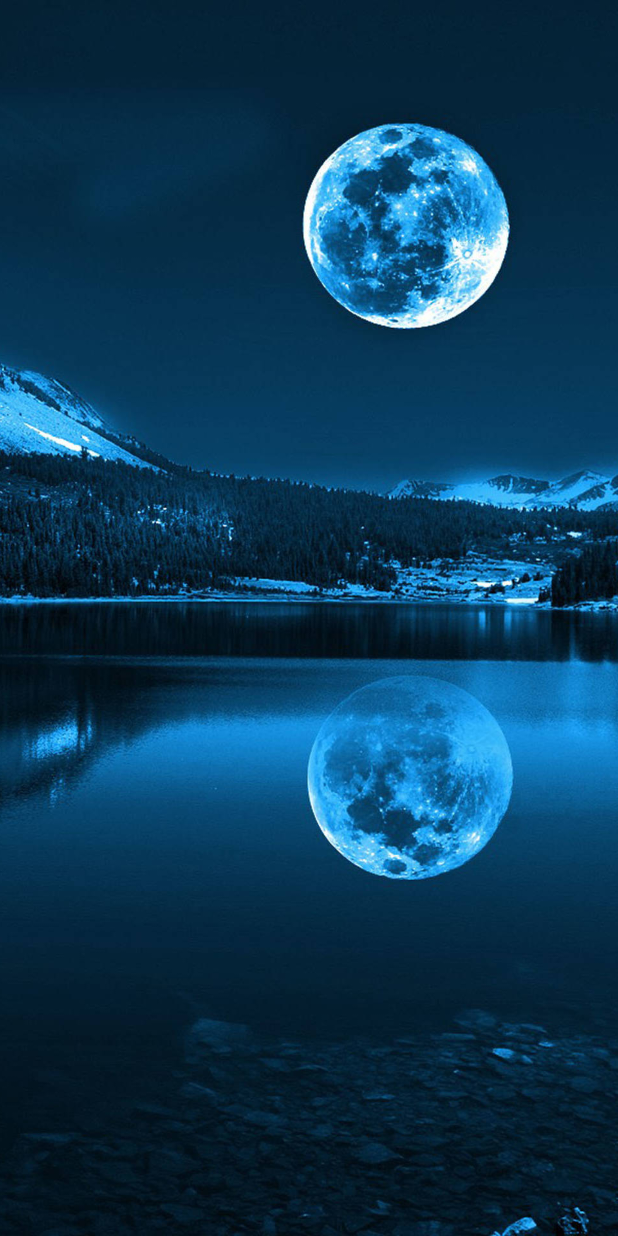
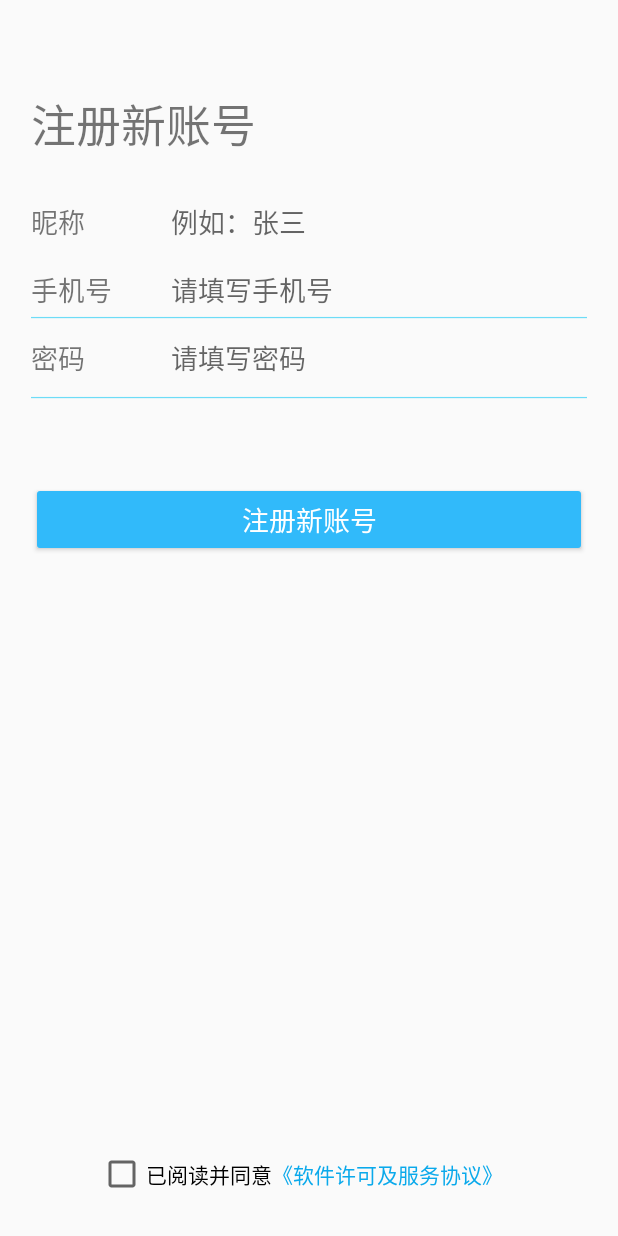
Before and after one commit to shunyuyu/shunyu, an Android app: the first screen one second after launch (LaunchPage before the commit, RegisterActivity after it), on a phone screen of 412 x 824 dp. Run offline under Robolectric (Android 15) with nearby library versions, the phone set to English and light mode, and no system bars.

Commit message:
注册页面Register的页面布局

```diff
--- a/app/src/main/AndroidManifest.xml
+++ b/app/src/main/AndroidManifest.xml
@@ -10,13 +10,16 @@
         android:supportsRtl="true"
         android:theme="@style/Theme.AppCompat.DayNight.NoActionBar">
         <activity android:name=".LaunchPage">
+
+        </activity>
+        <activity android:name=".LoginActivity"></activity>
+        <activity android:name=".RegisterActivity">
             <intent-filter>
                 <action android:name="android.intent.action.MAIN" />
 
                 <category android:name="android.intent.category.LAUNCHER" />
             </intent-filter>
         </activity>
-        <activity android:name=".LoginActivity"></activity>
     </application>
 
 </manifest>
--- a/app/src/main/res/layout/activity_register.xml
+++ b/app/src/main/res/layout/activity_register.xml
@@ -7,180 +7,188 @@
     tools:context=".RegisterActivity">
 
     <androidx.constraintlayout.widget.Guideline
-        android:id="@+id/guideline10"
+        android:id="@+id/guideline5"
         android:layout_width="wrap_content"
         android:layout_height="wrap_content"
         android:orientation="vertical"
-        app:layout_constraintGuide_percent="0.1" />
+        app:layout_constraintGuide_percent="0.05" />
 
     <androidx.constraintlayout.widget.Guideline
         android:id="@+id/guideline11"
         android:layout_width="wrap_content"
         android:layout_height="wrap_content"
         android:orientation="vertical"
-        app:layout_constraintGuide_percent="0.9" />
+        app:layout_constraintGuide_percent="0.95" />
 
     <androidx.constraintlayout.widget.Guideline
         android:id="@+id/guideline12"
         android:layout_width="wrap_content"
         android:layout_height="wrap_content"
         android:orientation="horizontal"
-        app:layout_constraintGuide_percent="0.05" />
+        app:layout_constraintGuide_percent="0.1" />
+
+    <TextView
+        android:id="@+id/textView2"
+        android:layout_width="wrap_content"
+        android:layout_height="wrap_content"
+        android:text="@string/registered"
+        android:textSize="30sp"
+        app:layout_constraintBottom_toTopOf="@+id/guideline12"
+        app:layout_constraintStart_toStartOf="@+id/guideline5"
+        app:layout_constraintTop_toTopOf="@+id/guideline12" />
+
+    <TextView
+        android:id="@+id/textView3"
+        android:layout_width="wrap_content"
+        android:layout_height="45dp"
+        android:gravity="center"
+        android:text="@string/NickName"
+        android:textSize="18sp"
+        app:layout_constraintBottom_toTopOf="@+id/guideline13"
+        app:layout_constraintStart_toStartOf="@+id/guideline5"
+        app:layout_constraintTop_toTopOf="@+id/guideline13" />
+
+    <TextView
+        android:id="@+id/textView4"
+        android:layout_width="wrap_content"
+        android:layout_height="45dp"
+        android:gravity="center"
+        android:text="@string/text_phone"
+        android:textSize="18sp"
+        app:layout_constraintStart_toStartOf="@+id/guideline5"
+        app:layout_constraintTop_toBottomOf="@+id/textView3" />
+
+    <EditText
+        android:id="@+id/editTextTextPassword"
+        android:layout_width="220dp"
+        android:layout_height="45dp"
+        android:autofillHints=""
+        android:background="@null"
+        android:ems="10"
+        android:hint="@string/fill_pwd"
+        android:inputType="textPassword"
+        app:layout_constraintEnd_toStartOf="@+id/guideline11"
+        app:layout_constraintStart_toEndOf="@+id/textView5"
+        app:layout_constraintTop_toBottomOf="@+id/editTextPhone" />
+
+    <TextView
+        android:id="@+id/textView5"
+        android:layout_width="wrap_content"
+        android:layout_height="45dp"
+        android:gravity="center"
+        android:text="@string/pwd"
+        android:textSize="18sp"
+        app:layout_constraintStart_toStartOf="@+id/guideline5"
+        app:layout_constraintTop_toBottomOf="@+id/textView4" />
 
     <androidx.constraintlayout.widget.Guideline
         android:id="@+id/guideline13"
         android:layout_width="wrap_content"
         android:layout_height="wrap_content"
         android:orientation="horizontal"
+        app:layout_constraintGuide_percent="0.18" />
+
+    <TextView
+        android:id="@+id/textView6"
+        android:layout_width="220dp"
+        android:layout_height="45dp"
+        android:gravity="center|fill_horizontal"
+        android:hint="@string/Example"
+        android:textSize="18sp"
+        app:layout_constraintBottom_toTopOf="@+id/guideline13"
+        app:layout_constraintEnd_toStartOf="@+id/guideline11"
+        app:layout_constraintStart_toEndOf="@+id/textView3"
+        app:layout_constraintTop_toTopOf="@+id/guideline13" />
+
+    <EditText
+        android:id="@+id/editTextPhone"
+        android:layout_width="220dp"
+        android:layout_height="45dp"
+        android:autofillHints=""
+        android:background="@null"
+        android:ems="10"
+        android:hint="@string/fill_phone"
+        android:inputType="phone"
+        android:maxLength="11"
+        app:layout_constraintEnd_toStartOf="@+id/guideline11"
+        app:layout_constraintHorizontal_bias="0.406"
+        app:layout_constraintStart_toEndOf="@+id/textView4"
+        app:layout_constraintTop_toBottomOf="@+id/textView6" />
+
+    <ImageView
+        android:id="@+id/imageView2"
+        android:layout_width="0dp"
+        android:layout_height="wrap_content"
+        android:contentDescription="@string/xian"
+        app:layout_constraintBottom_toTopOf="@+id/editTextTextPassword"
+        app:layout_constraintEnd_toStartOf="@+id/guideline11"
+        app:layout_constraintStart_toStartOf="@+id/guideline5"
+        app:srcCompat="@drawable/xian" />
+
+    <ImageView
+        android:id="@+id/imageView5"
+        android:layout_width="0dp"
+        android:layout_height="wrap_content"
+        android:contentDescription="@string/xian"
+        app:layout_constraintEnd_toStartOf="@+id/guideline11"
+        app:layout_constraintStart_toStartOf="@+id/guideline5"
+        app:layout_constraintTop_toBottomOf="@+id/editTextTextPassword"
+        app:srcCompat="@drawable/xian" />
+
+    <androidx.constraintlayout.widget.Guideline
+        android:id="@+id/guideline14"
+        android:layout_width="wrap_content"
+        android:layout_height="wrap_content"
+        android:orientation="horizontal"
+        app:layout_constraintGuide_percent="0.42" />
+
+    <Button
+        android:id="@+id/button_login2"
+        android:layout_width="0dp"
+        android:layout_height="50dp"
+        android:backgroundTint="#31BAFA"
+        android:text="@string/registered"
+        android:textColor="#FFFFFF"
+        android:textSize="18sp"
+        app:layout_constraintBottom_toTopOf="@+id/guideline14"
+        app:layout_constraintEnd_toStartOf="@+id/guideline11"
+        app:layout_constraintStart_toStartOf="@+id/guideline5"
+        app:layout_constraintTop_toTopOf="@+id/guideline14" />
+
+    <androidx.constraintlayout.widget.Guideline
+        android:id="@+id/guideline15"
+        android:layout_width="wrap_content"
+        android:layout_height="wrap_content"
+        android:orientation="horizontal"
         app:layout_constraintGuide_percent="0.95" />
 
-    <ScrollView
-        android:layout_width="0dp"
-        android:layout_height="0dp"
-        android:scrollbars="none"
-        app:layout_constraintBottom_toTopOf="@+id/guideline13"
-        app:layout_constraintEnd_toStartOf="@+id/guideline11"
-        app:layout_constraintStart_toStartOf="@+id/guideline10"
-        app:layout_constraintTop_toTopOf="@+id/guideline12">
-
-        <LinearLayout
-            android:layout_width="match_parent"
-            android:layout_height="wrap_content"
-            android:orientation="vertical">
-
-            <ImageView
-                android:id="@+id/imageView3"
-                android:layout_width="match_parent"
-                android:layout_height="wrap_content"
-                android:layout_marginBottom="20dp"
-                android:layout_weight="1"
-                android:contentDescription="@string/tp"
-                app:srcCompat="@drawable/ic_register" />
-
-            <EditText
-                android:id="@+id/edit_name"
-                android:layout_width="match_parent"
-                android:layout_height="wrap_content"
-                android:layout_marginBottom="20dp"
-                android:layout_weight="1"
-                android:drawableStart="@drawable/username"
-                android:drawablePadding="15dp"
-                android:ems="10"
-                android:hint="@string/NickName"
-                android:importantForAutofill="no"
-                android:inputType="textPersonName"
-                android:maxLength="15" />
-
-            <LinearLayout
-                android:layout_width="match_parent"
-                android:layout_height="wrap_content"
-                android:layout_marginBottom="20dp"
-                android:layout_weight="1"
-                android:orientation="horizontal">
-
-                <ImageView
-                    android:id="@+id/imageView4"
-                    android:layout_width="wrap_content"
-                    android:layout_height="match_parent"
-                    android:contentDescription="@string/tp"
-                    android:paddingStart="3dp"
-                    android:paddingEnd="12dp"
-                    app:srcCompat="@drawable/sex" />
-
-                <RadioGroup
-                    android:id="@+id/radio_group_sex"
-                    android:layout_width="match_parent"
-                    android:layout_height="match_parent"
-                    android:orientation="horizontal">
-
-                    <RadioButton
-                        android:id="@+id/radio_man"
-                        android:layout_width="wrap_content"
-                        android:layout_height="match_parent"
-                        android:text="@string/Male" />
-
-                    <RadioButton
-                        android:id="@+id/radio_women"
-                        android:layout_width="wrap_content"
-                        android:layout_height="match_parent"
-                        android:text="@string/Female" />
-                </RadioGroup>
-            </LinearLayout>
-
-            <EditText
-                android:id="@+id/pwd"
-                android:layout_width="match_parent"
-                android:layout_height="wrap_content"
-                android:layout_marginBottom="20dp"
-                android:layout_weight="1"
-                android:drawableStart="@drawable/password"
-                android:drawablePadding="15dp"
-                android:ems="10"
-                android:hint="@string/pwd"
-                android:importantForAutofill="no"
-                android:inputType="textPassword"
-                android:maxLength="6" />
-
-            <EditText
-                android:id="@+id/pwd_ok"
-                android:layout_width="match_parent"
-                android:layout_height="wrap_content"
-                android:layout_marginBottom="20dp"
-                android:layout_weight="1"
-                android:drawableStart="@drawable/ok_password"
-                android:drawablePadding="15dp"
-                android:ems="10"
-                android:hint="@string/pwd_ok"
-                android:importantForAutofill="no"
-                android:inputType="textPassword"
-                android:maxLength="6" />
-
-            <EditText
-                android:id="@+id/edit_phone"
-                android:layout_width="match_parent"
-                android:layout_height="wrap_content"
-                android:layout_marginBottom="20dp"
-                android:layout_weight="1"
-                android:drawableStart="@drawable/phone"
-                android:drawablePadding="15dp"
-                android:ems="10"
-                android:hint="@string/text_phone"
-                android:importantForAutofill="no"
-                android:inputType="phone"
-                android:maxLength="11" />
-
-            <LinearLayout
-                android:layout_width="match_parent"
-                android:layout_height="match_parent"
-                android:layout_weight="1"
-                android:orientation="horizontal">
-
     <CheckBox
-                    android:id="@+id/check_protocol"
+        android:id="@+id/checkBox"
         android:layout_width="wrap_content"
         android:layout_height="wrap_content"
-                    android:layout_marginBottom="20dp"
-                    android:text="@string/Agree" />
+        android:text="@string/Agree"
+        app:layout_constraintBottom_toTopOf="@+id/guideline15"
+        app:layout_constraintEnd_toStartOf="@+id/guideline16"
+        app:layout_constraintHorizontal_bias="1.0"
+        app:layout_constraintStart_toStartOf="@+id/guideline5"
+        app:layout_constraintTop_toTopOf="@+id/guideline15" />
+
+    <androidx.constraintlayout.widget.Guideline
+        android:id="@+id/guideline16"
+        android:layout_width="wrap_content"
+        android:layout_height="wrap_content"
+        android:orientation="vertical"
+        app:layout_constraintGuide_percent="0.44" />
 
     <TextView
-                    android:id="@+id/textView"
+        android:id="@+id/textView7"
         android:layout_width="wrap_content"
         android:layout_height="wrap_content"
         android:text="@string/Agreement"
-                    android:textColor="#1066EA"
-                    android:textSize="14sp" />
-            </LinearLayout>
-
-            <Button
-                android:id="@+id/button_register"
-                android:layout_width="match_parent"
-                android:layout_height="wrap_content"
-                android:layout_marginBottom="20dp"
-                android:layout_weight="1"
-                android:backgroundTint="#2196F3"
-                android:text="@string/zhuce" />
-
-        </LinearLayout>
-    </ScrollView>
-
+        android:textColor="#0AA9EB"
+        app:layout_constraintBottom_toTopOf="@+id/guideline15"
+        app:layout_constraintEnd_toStartOf="@+id/guideline11"
+        app:layout_constraintHorizontal_bias="0.0"
+        app:layout_constraintStart_toStartOf="@+id/guideline16"
+        app:layout_constraintTop_toTopOf="@+id/guideline15" />
 </androidx.constraintlayout.widget.ConstraintLayout>
--- a/app/src/main/res/values/strings.xml
+++ b/app/src/main/res/values/strings.xml
@@ -18,4 +18,5 @@
     <string name="pwd_ok">确认密码</string>
     <string name="Agree">已阅读并同意</string>
     <string name="Agreement">《软件许可及服务协议》</string>
+    <string name="Example">例如：张三</string>
 </resources>
```
Also changed, not shown: app/src/main/res/drawable/msg.png (deleted), app/src/main/res/drawable/ok_password.png (deleted), app/src/main/res/drawable/password.png (deleted), app/src/main/res/drawable/phone.png (deleted), app/src/main/res/drawable/sex.png (deleted), app/src/main/res/drawable/username.png (deleted). Lines whose indentation alone changed are shown as unchanged.
